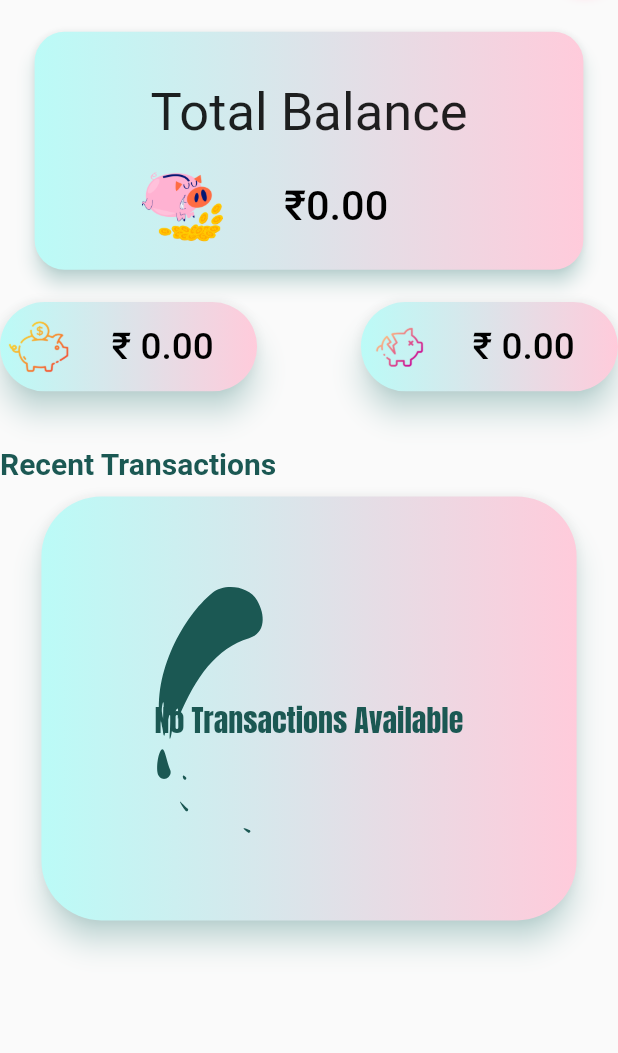
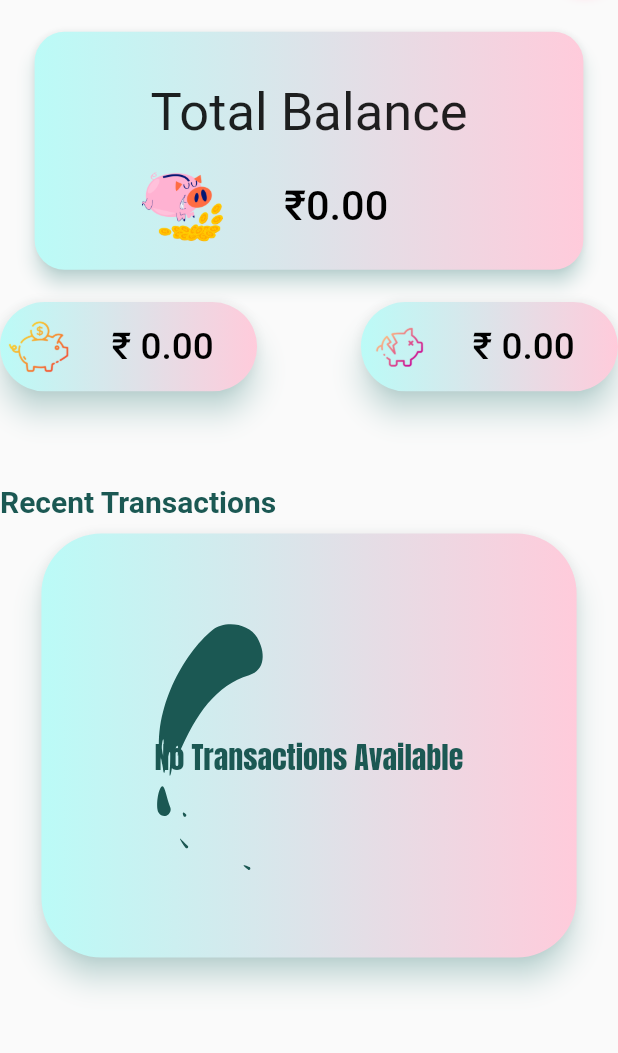
Before and after one commit to Abh1navAbhinav/piggy_bank2, a Flutter app: the Homespages widget shown alone on an empty page, opened directly, on a phone screen of 412 x 824 dp, the part 90-1143 px from its top. Run offline on Flutter 3.47's test engine with Material 2 defaults, Android fonts, the phone set to English and light mode, and no system bars; our stand-ins replace animated_bottom_navigation_bar, carousel_slider, flutter_slidable, get, google_fonts, hive and 5 more; accounts and stored records are empty.

Commit message:
edited home page padding

```diff
--- a/lib/screens/homepage.dart
+++ b/lib/screens/homepage.dart
@@ -178,7 +178,7 @@ class _HomespagesState extends State<Homespages> {
             ],
           ),
           SizedBox(
-            height: height * 0.045,
+            height: height * 0.075,
           ),
           Row(
             children: [
@@ -254,6 +254,8 @@ class _HomespagesState extends State<Homespages> {
                                       );
                                     });
                                   },
+                                  child: Padding(
+                                    padding: const EdgeInsets.symmetric(vertical:5),
                                     child: obj.listTiles(
                                       context: context,
                                       amountColor:
@@ -270,6 +272,7 @@ class _HomespagesState extends State<Homespages> {
                                       title: values.category.name,
                                       subtitle: parseDate(values.date),
                                       amount: values.amount.toString(),
+                                    ),
                                   ),
                                 );
                               },
```
Lines whose indentation alone changed are shown as unchanged.
